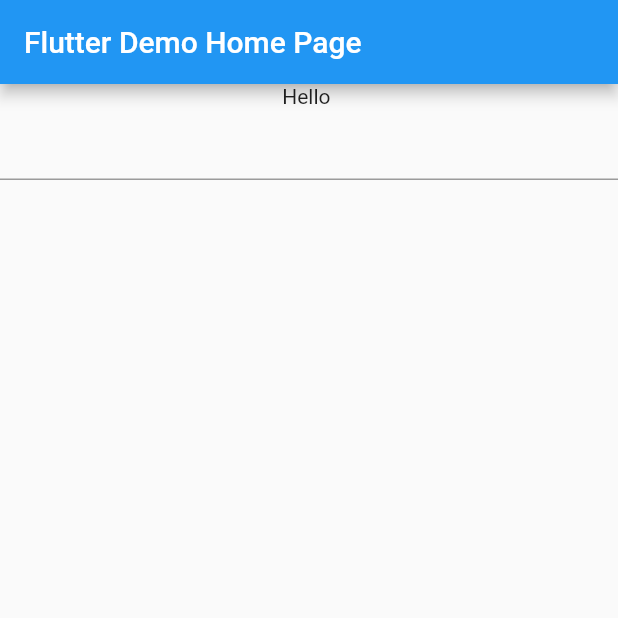
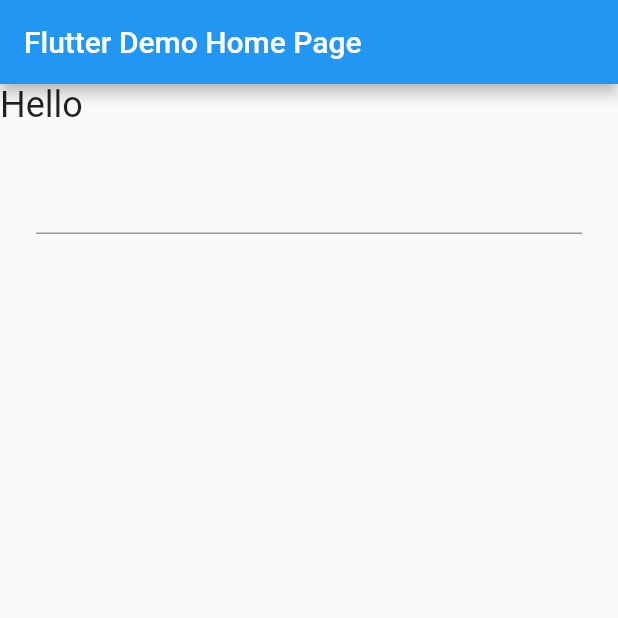
Before and after one commit to lawrencejews/coffee_masters_flutter, a Flutter app: the screen it shows after launch, on a phone screen of 412 x 824 dp, the top half of it. Run offline on Flutter 3.47's test engine with Material 2 defaults, Android fonts, the phone set to English and light mode, and no system bars.

```diff
--- a/lib/main.dart
+++ b/lib/main.dart
@@ -27,13 +27,26 @@ class _GreetState extends State<Greet> {
 
   @override
   Widget build(BuildContext context) {
+
+    var greetStyle = const TextStyle(fontSize: 24);
+
     return Column(
       children: [
-        Text("Hello $name"),
-        TextField(
-            onChanged: (value) => setState(() {
-                  name = value;
-                })),
+        Row(
+          children: [
+            Text(
+              "Hello $name",
+              style: greetStyle,
+            ),
+          ],
+        ),
+        Padding(
+          padding: const EdgeInsets.all(24.0),
+          child: TextField(
+              onChanged: (value) => setState(() {
+                    name = value;
+                  })),
+        ),
       ],
     );
   }
```
Also changed, not shown: 1 other file.
